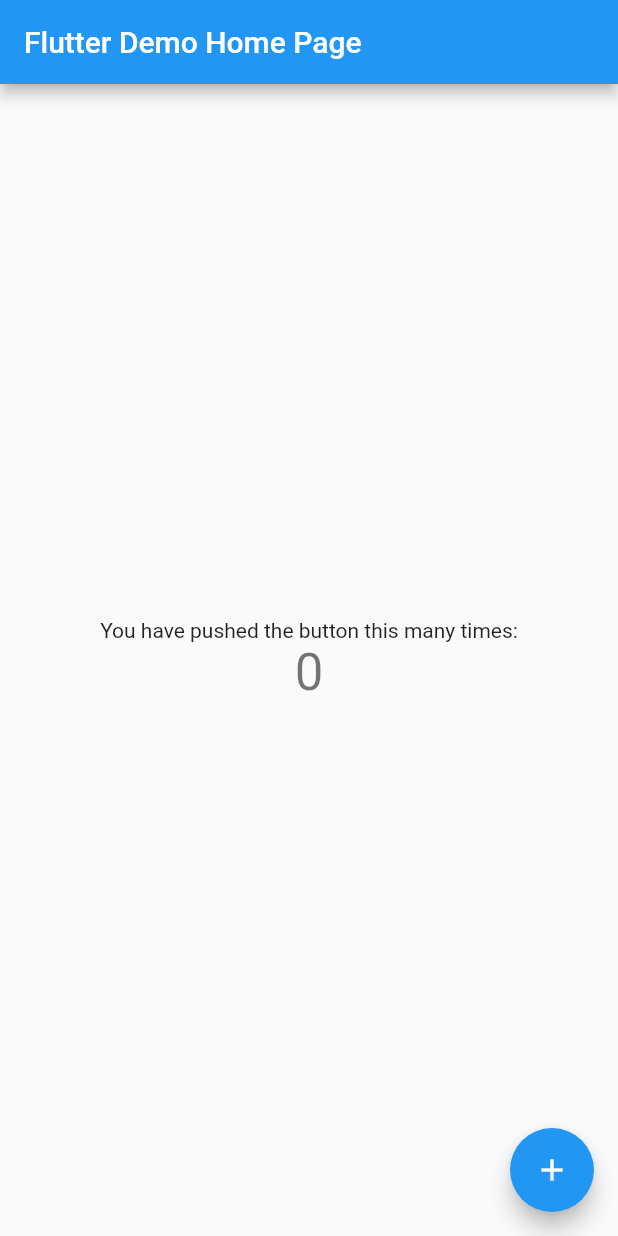
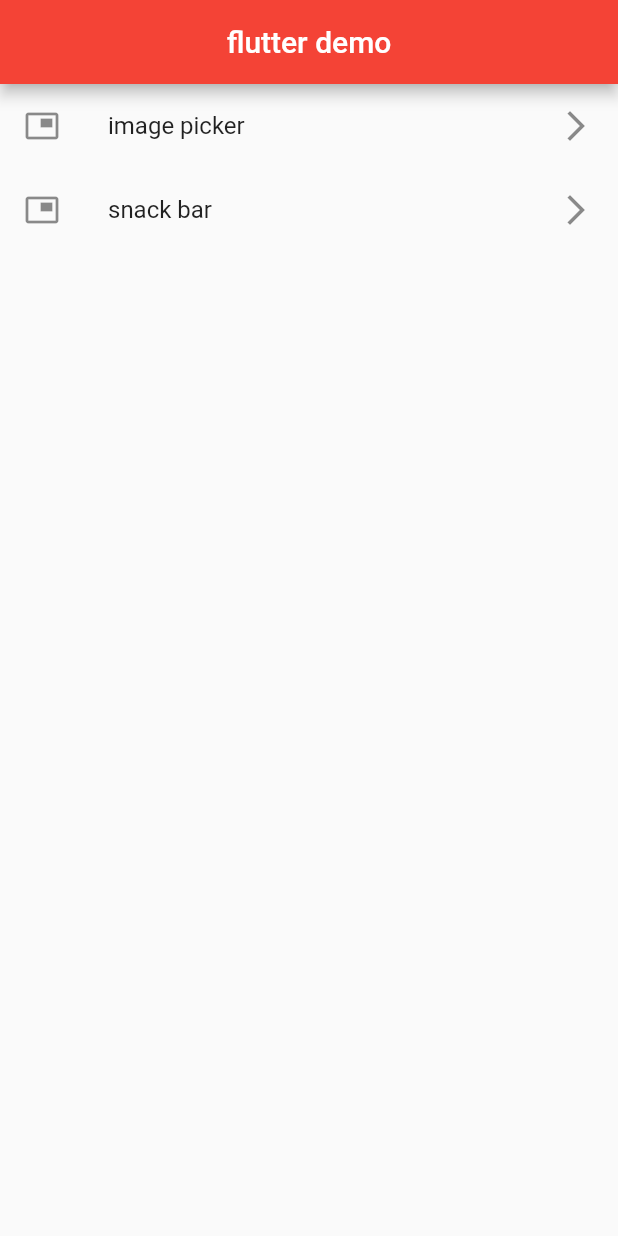
Before and after one commit to xshangtt/flutter_demo, a Flutter app: the screen it shows after launch, on a phone screen of 412 x 824 dp. Run offline on Flutter 3.47's test engine with Material 2 defaults, Android fonts, the phone set to English and light mode, and no system bars; our stand-ins replace cached_network_image.

Commit message:
first commit;

```diff
--- a/lib/main.dart
+++ b/lib/main.dart
@@ -1,5 +1,6 @@
 import 'package:flutter/material.dart';
-
+import 'widget/image_picker.dart';
+import 'widget/snakbar.dart';
 void main() => runApp(MyApp());
 
 class MyApp extends StatelessWidget {
@@ -9,103 +10,41 @@ class MyApp extends StatelessWidget {
     return MaterialApp(
       title: 'Flutter Demo',
       theme: ThemeData(
-        // This is the theme of your application.
-        //
-        // Try running your application with "flutter run". You'll see the
-        // application has a blue toolbar. Then, without quitting the app, try
-        // changing the primarySwatch below to Colors.green and then invoke
-        // "hot reload" (press "r" in the console where you ran "flutter run",
-        // or simply save your changes to "hot reload" in a Flutter IDE).
-        // Notice that the counter didn't reset back to zero; the application
-        // is not restarted.
-        primarySwatch: Colors.blue,
+        primarySwatch: Colors.red,
       ),
-      home: MyHomePage(title: 'Flutter Demo Home Page'),
+      home: MyHomePage(),
     );
   }
 }
 
-class MyHomePage extends StatefulWidget {
-  MyHomePage({Key key, this.title}) : super(key: key);
-
-  // This widget is the home page of your application. It is stateful, meaning
-  // that it has a State object (defined below) that contains fields that affect
-  // how it looks.
-
-  // This class is the configuration for the state. It holds the values (in this
-  // case the title) provided by the parent (in this case the App widget) and
-  // used by the build method of the State. Fields in a Widget subclass are
-  // always marked "final".
-
-  final String title;
-
-  @override
-  _MyHomePageState createState() => _MyHomePageState();
-}
-
-class _MyHomePageState extends State<MyHomePage> {
-  int _counter = 0;
-
-  void _incrementCounter() {
-    setState(() {
-      // This call to setState tells the Flutter framework that something has
-      // changed in this State, which causes it to rerun the build method below
-      // so that the display can reflect the updated values. If we changed
-      // _counter without calling setState(), then the build method would not be
-      // called again, and so nothing would appear to happen.
-      _counter++;
-    });
-  }
-
+class MyHomePage extends StatelessWidget {
   @override
   Widget build(BuildContext context) {
-    // This method is rerun every time setState is called, for instance as done
-    // by the _incrementCounter method above.
-    //
-    // The Flutter framework has been optimized to make rerunning build methods
-    // fast, so that you can just rebuild anything that needs updating rather
-    // than having to individually change instances of widgets.
     return Scaffold(
       appBar: AppBar(
-        // Here we take the value from the MyHomePage object that was created by
-        // the App.build method, and use it to set our appbar title.
-        title: Text(widget.title),
+        title: Text("flutter demo"),
+        centerTitle: true,
       ),
-      body: Center(
-        // Center is a layout widget. It takes a single child and positions it
-        // in the middle of the parent.
-        child: Column(
-          // Column is also layout widget. It takes a list of children and
-          // arranges them vertically. By default, it sizes itself to fit its
-          // children horizontally, and tries to be as tall as its parent.
-          //
-          // Invoke "debug painting" (press "p" in the console, choose the
-          // "Toggle Debug Paint" action from the Flutter Inspector in Android
-          // Studio, or the "Toggle Debug Paint" command in Visual Studio Code)
-          // to see the wireframe for each widget.
-          //
-          // Column has various properties to control how it sizes itself and
-          // how it positions its children. Here we use mainAxisAlignment to
-          // center the children vertically; the main axis here is the vertical
-          // axis because Columns are vertical (the cross axis would be
-          // horizontal).
-          mainAxisAlignment: MainAxisAlignment.center,
-          children: <Widget>[
-            Text(
-              'You have pushed the button this many times:',
-            ),
-            Text(
-              '$_counter',
-              style: Theme.of(context).textTheme.display1,
-            ),
-          ],
-        ),
+      body: ListView(
+        children: <Widget>[
+          ListTile(
+            title: Text("image picker"),
+            leading: Icon(Icons.picture_in_picture),
+            trailing: Icon(Icons.arrow_forward_ios),
+            onTap: (){
+              Navigator.push(context, MaterialPageRoute(builder: (BuildContext context)=>ImagePicker()));
+            },
+          ),
+          ListTile(
+            title: Text("snack bar"),
+            leading: Icon(Icons.picture_in_picture),
+            trailing: Icon(Icons.arrow_forward_ios),
+            onTap: (){
+              Navigator.push(context, MaterialPageRoute(builder: (BuildContext context)=>SnackBarDemo()));
+            },
+          ),
+        ],
       ),
-      floatingActionButton: FloatingActionButton(
-        onPressed: _incrementCounter,
-        tooltip: 'Increment',
-        child: Icon(Icons.add),
-      ), // This trailing comma makes auto-formatting nicer for build methods.
     );
   }
 }
--- a/pubspec.yaml
+++ b/pubspec.yaml
@@ -19,10 +19,16 @@ environment:
 dependencies:
   flutter:
     sdk: flutter
+#  flutter_drag_scale:
+#    git: https://github.com/LiuC520/flutter_drag_scale.git
+
 
   # The following adds the Cupertino Icons font to your application.
   # Use with the CupertinoIcons class for iOS style icons.
   cupertino_icons: ^0.1.2
+
+  flutter_cache_manager: ^1.0.0
+  cached_network_image: ^1.0.0
 
 dev_dependencies:
   flutter_test:
```
Also changed, not shown: lib/widget/flutter_drag_scale.dart (added, +37 -0 lines), lib/widget/image_picker.dart (added, +56 -0 lines), lib/widget/snakbar.dart (added, +32 -0 lines).
